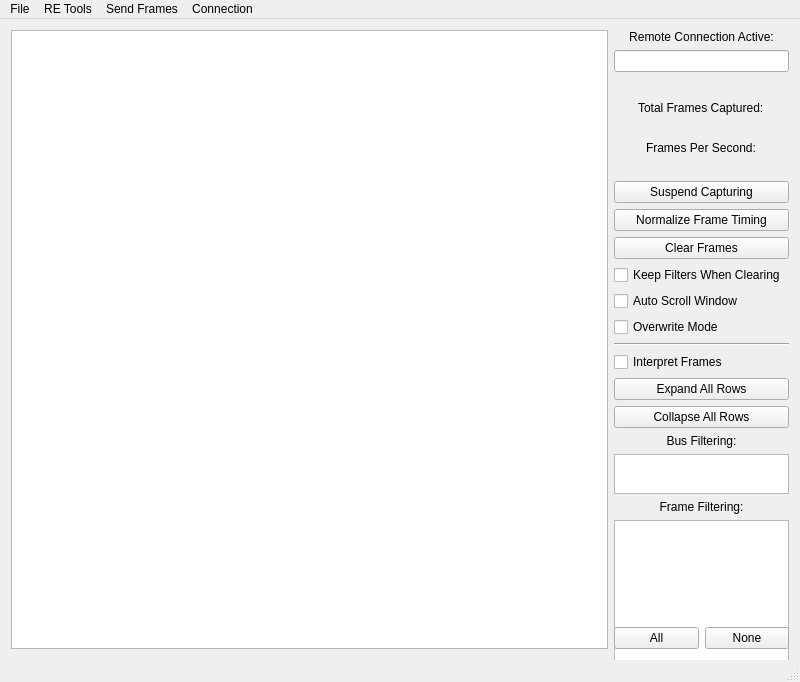
Above: ui/mainwindow.ui from collin80/SavvyCAN before the change. Below: the same form after it.
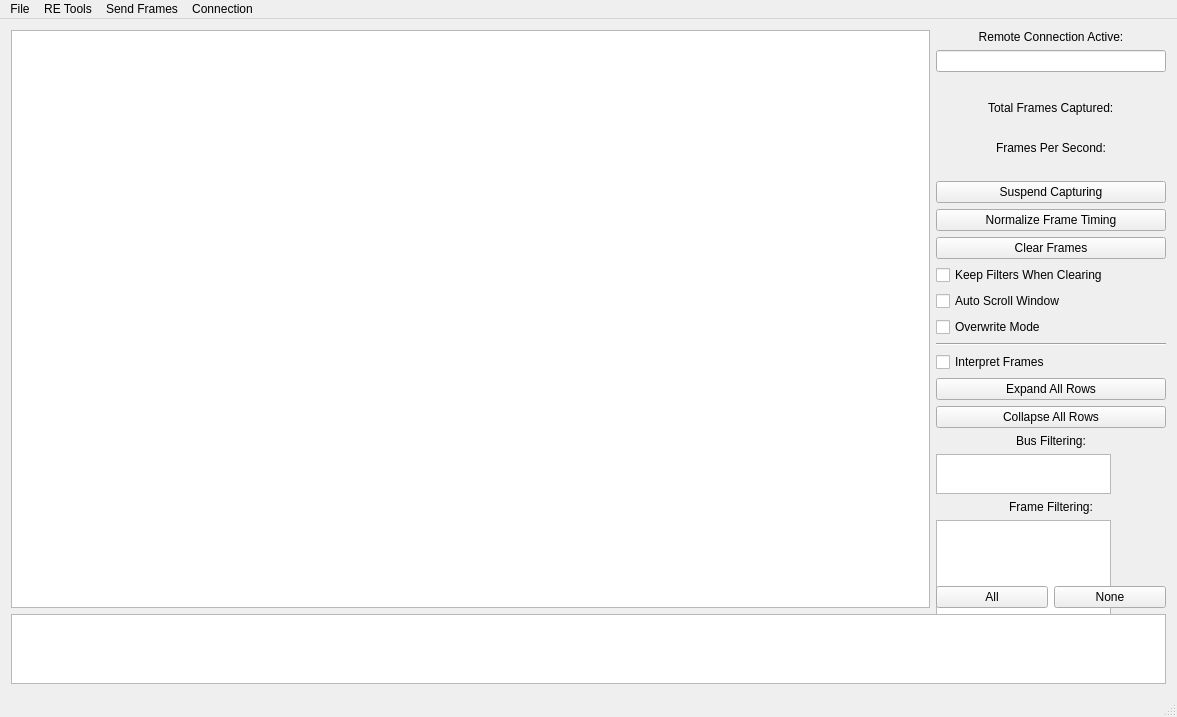
That is the form after the change.

Commit message: Partial implementation of a more generic and multi-threaded version of the frame sender. Now a simplified interface is attached to the main window as well. Doesn't necessarily work just yet...

Diff of the .ui file:
```diff
--- a/ui/mainwindow.ui
+++ b/ui/mainwindow.ui
@@ -6,8 +6,8 @@
    <rect>
     <x>0</x>
     <y>0</y>
-    <width>800</width>
-    <height>682</height>
+    <width>1177</width>
+    <height>717</height>
    </rect>
   </property>
   <property name="sizePolicy">
@@ -26,7 +26,9 @@
    <string>SavvyCAN</string>
   </property>
   <widget class="QWidget" name="centralWidget">
-   <layout class="QHBoxLayout" name="horizontalLayout" stretch="1,0">
+   <layout class="QVBoxLayout" name="verticalLayout_2" stretch="5,1">
+    <item>
+     <layout class="QHBoxLayout" name="horizontalLayout_2" stretch="4,1">
     <item>
      <widget class="QTableView" name="canFramesView">
       <property name="font">
@@ -361,13 +363,18 @@
      </layout>
     </item>
    </layout>
+    </item>
+    <item>
+     <widget class="QTableWidget" name="tableSimpleSender"/>
+    </item>
+   </layout>
   </widget>
   <widget class="QMenuBar" name="menuBar">
    <property name="geometry">
     <rect>
      <x>0</x>
      <y>0</y>
-     <width>800</width>
+     <width>1177</width>
      <height>26</height>
     </rect>
    </property>
```
Lines whose indentation alone changed are shown as unchanged. The commit also changes 8 other files.
